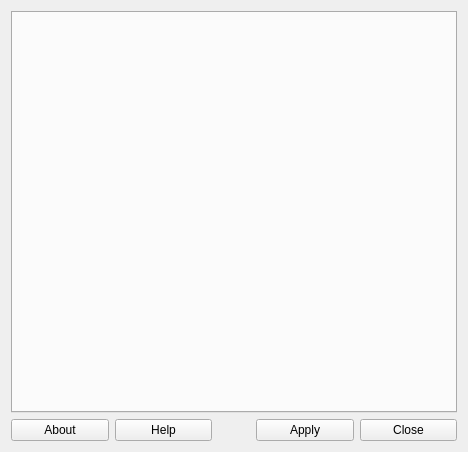
Old version of the form bash-config/window_fix.ui in the repository q4os/mxtools-for-debian.
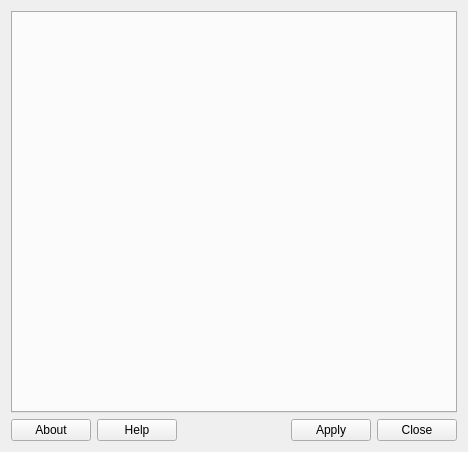
New version of the form. Icons and pictures are not drawn.

```diff
--- a/bash-config/window_fix.ui
+++ b/bash-config/window_fix.ui
@@ -51,6 +51,19 @@
        </property>
       </widget>
      </item>
+     <item>
+      <spacer name="horizontalSpacer_2">
+       <property name="orientation">
+        <enum>Qt::Horizontal</enum>
+       </property>
+       <property name="sizeHint" stdset="0">
+        <size>
+         <width>40</width>
+         <height>20</height>
+        </size>
+       </property>
+      </spacer>
+     </item>
      <item>
       <widget class="QLabel" name="label">
        <property name="sizePolicy">
@@ -79,6 +92,19 @@
        </property>
       </widget>
      </item>
+     <item>
+      <spacer name="horizontalSpacer">
+       <property name="orientation">
+        <enum>Qt::Horizontal</enum>
+       </property>
+       <property name="sizeHint" stdset="0">
+        <size>
+         <width>40</width>
+         <height>20</height>
+        </size>
+       </property>
+      </spacer>
+     </item>
      <item>
       <widget class="QPushButton" name="pushButton_Apply">
        <property name="toolTip">
```
Left out of the diff: 15 changed lines with no effect on the pictures.
